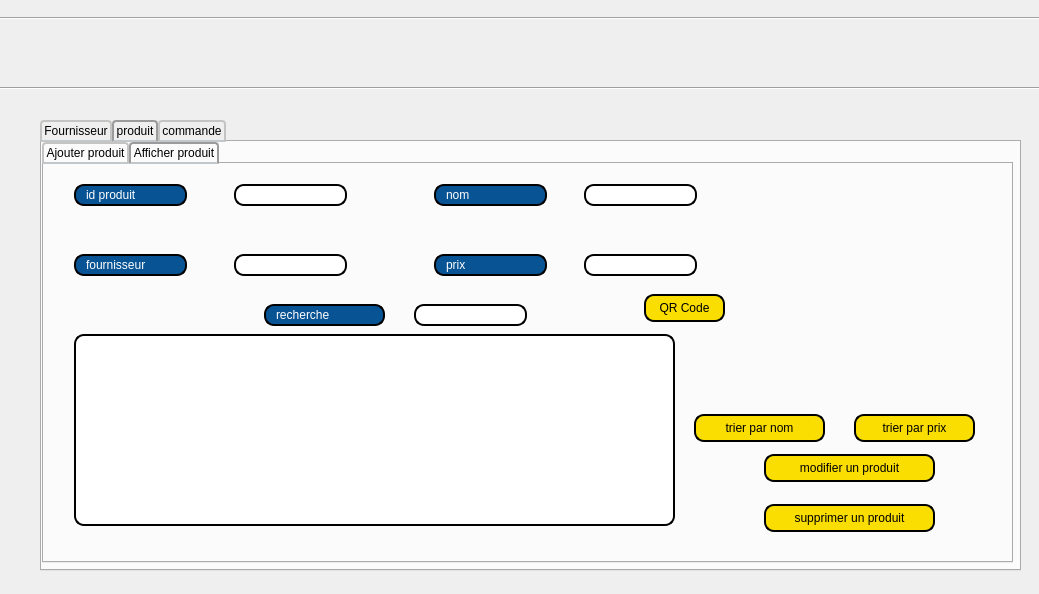
Above: produitalimentaire.ui from yanni2302/smart_parental_monitoring_2A22 before the change. Below: the same form after it.
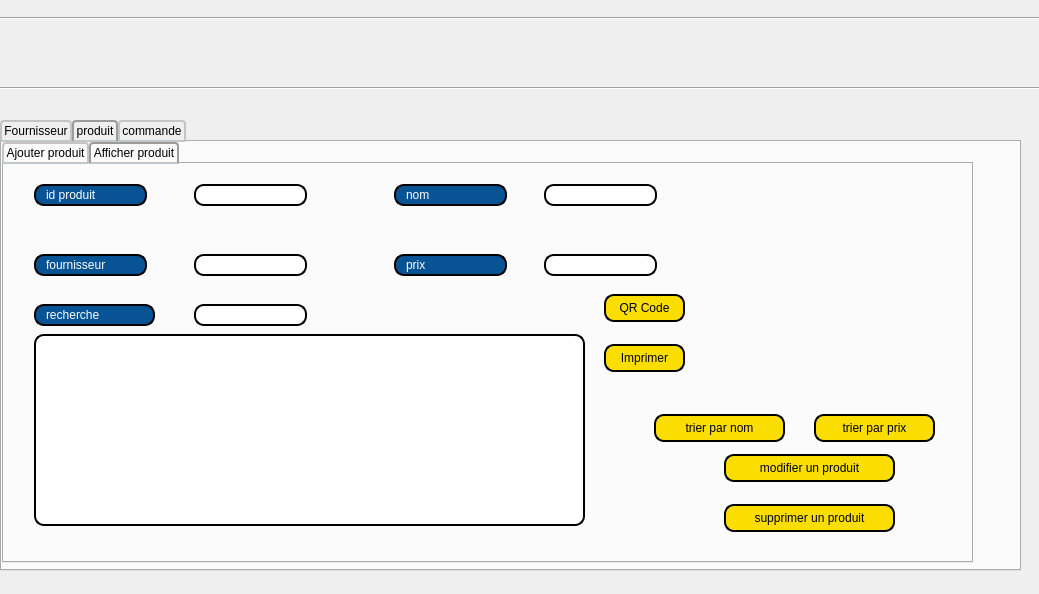
That is the form after the change. The open tabs and pages were chosen to show the change. Icons and pictures are not drawn.

Commit message: integration:archive +imprimer dans table produit

Diff of the .ui file:
```diff
--- a/produitalimentaire.ui
+++ b/produitalimentaire.ui
@@ -19,9 +19,9 @@
   <widget class="QTabWidget" name="tabWidget">
    <property name="geometry">
     <rect>
-     <x>40</x>
+     <x>0</x>
      <y>120</y>
-     <width>981</width>
+     <width>1021</width>
      <height>451</height>
     </rect>
    </property>
@@ -948,7 +948,7 @@
         <rect>
          <x>30</x>
          <y>170</y>
-         <width>601</width>
+         <width>551</width>
          <height>192</height>
         </rect>
        </property>
@@ -1186,7 +1186,7 @@
       <widget class="QLineEdit" name="lineEdit_27">
        <property name="geometry">
         <rect>
-         <x>220</x>
+         <x>30</x>
          <y>140</y>
          <width>121</width>
          <height>22</height>
@@ -1208,7 +1208,7 @@
       <widget class="QLineEdit" name="lineEdit_rechercherp">
        <property name="geometry">
         <rect>
-         <x>370</x>
+         <x>190</x>
          <y>140</y>
          <width>113</width>
          <height>22</height>
@@ -1281,6 +1281,29 @@
         <string/>
        </property>
       </widget>
+      <widget class="QPushButton" name="im">
+       <property name="geometry">
+        <rect>
+         <x>600</x>
+         <y>180</y>
+         <width>81</width>
+         <height>28</height>
+        </rect>
+       </property>
+       <property name="styleSheet">
+        <string notr="true">border: 2px solid black;
+font: 75 8pt &quot;MS Shell Dlg 2&quot;;
+border-radius: 10px;
+padding: 0 8px;
+background: #fade02;
+font: bold, &quot;Comic Sans MS&quot;;;
+text-align:center;
+</string>
+       </property>
+       <property name="text">
+        <string>Imprimer</string>
+       </property>
+      </widget>
      </widget>
     </widget>
    </widget>
```
Left out of the diff: 18 changed lines with no effect on the pictures. The commit also changes 10 other files.
